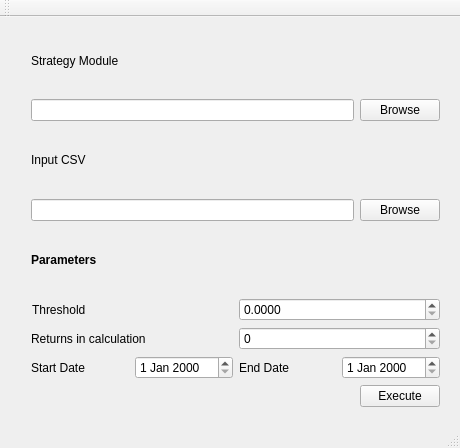
Qt form GUI1-IanAntheny/mainwindow.ui (mobeigi/Algorithmic-Trading) before a commit.
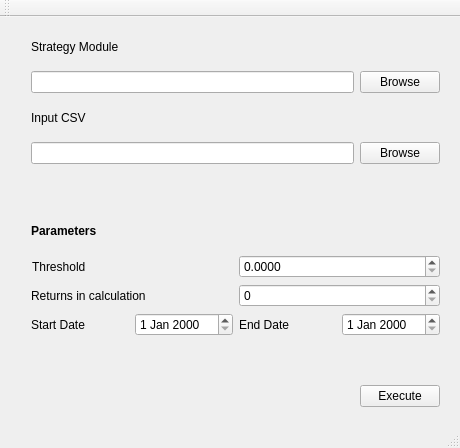
The same form after that commit.

Commit message: added the red text to the error messages

```diff
--- a/GUI1-IanAntheny/mainwindow.ui
+++ b/GUI1-IanAntheny/mainwindow.ui
@@ -76,7 +76,20 @@
       </layout>
      </item>
      <item>
-      <widget class="QLabel" name="label">
+      <widget class="QLabel" name="inputcsv_valid">
+       <property name="font">
+        <font>
+         <weight>75</weight>
+         <bold>true</bold>
+        </font>
+       </property>
+       <property name="text">
+        <string/>
+       </property>
+      </widget>
+     </item>
+     <item>
+      <widget class="QLabel" name="parameters_label">
        <property name="font">
         <font>
          <weight>75</weight>
@@ -147,6 +160,16 @@
        </item>
       </layout>
      </item>
+     <item>
+      <widget class="QLabel" name="date_valid">
+       <property name="styleSheet">
+        <string notr="true">color:red;</string>
+       </property>
+       <property name="text">
+        <string/>
+       </property>
+      </widget>
+     </item>
      <item>
       <layout class="QGridLayout" name="executeLayout">
        <property name="spacing">
```
Left out of the diff: 8 changed lines with no effect on the pictures.
